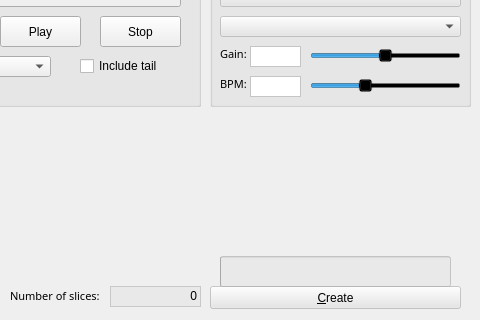
First picture: the form in tabstepswidget.ui, repository KaiDrange/OctaChainer, before the edit; both pictures show x 230 to 710 and y 104 to 424 of the 710 by 424 pixel window.
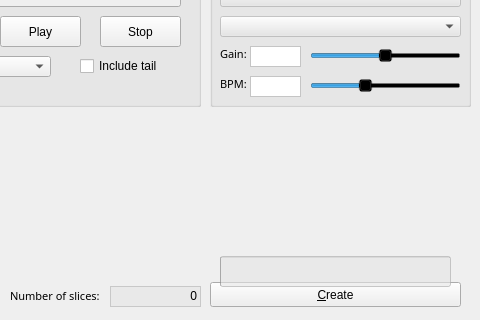
Second picture: the form after the edit.

Commit message:
Remove button style sheets
This makes the standard macOS button appearance work.

```diff
--- a/tabstepswidget.ui
+++ b/tabstepswidget.ui
@@ -40,13 +40,13 @@
    <property name="geometry">
     <rect>
      <x>440</x>
-     <y>390</y>
+     <y>386</y>
      <width>251</width>
-     <height>23</height>
+     <height>25</height>
     </rect>
    </property>
    <property name="styleSheet">
-    <string notr="true">background-color: rgba(230, 230, 230, 150);</string>
+    <string notr="true"/>
    </property>
    <property name="text">
     <string>&amp;Create</string>
```
The commit also changes 3 other files.
